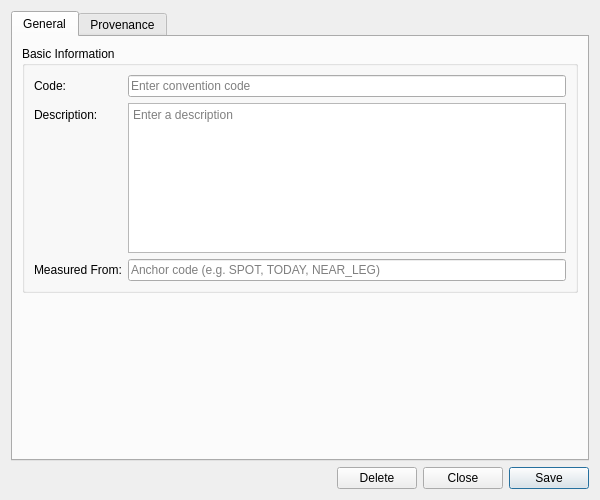
Above: projects/ores.qt/marketdata/ui/TenorConventionDetailDialog.ui from OreStudio/OreStudio before the change. Below: the same form after it.
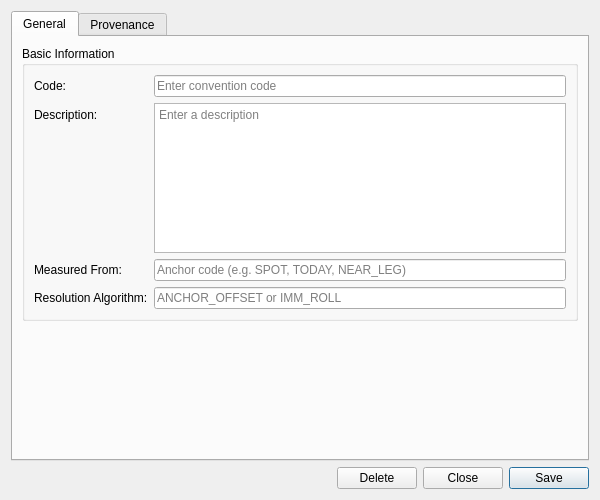
That is the form after the change. Custom widgets are drawn as their Qt base class.

Commit message: [marketdata,codegen,sql] Combined tenor data model: schema, resolver, Foundation seed data

```diff
--- a/projects/ores.qt/marketdata/ui/TenorConventionDetailDialog.ui
+++ b/projects/ores.qt/marketdata/ui/TenorConventionDetailDialog.ui
@@ -95,6 +95,20 @@
             </property>
            </widget>
           </item>
+          <item row="3" column="0">
+           <widget class="QLabel" name="labelResolutionAlgorithm">
+            <property name="text">
+             <string>Resolution Algorithm:</string>
+            </property>
+           </widget>
+          </item>
+          <item row="3" column="1">
+           <widget class="QLineEdit" name="resolutionAlgorithmEdit">
+            <property name="placeholderText">
+             <string>ANCHOR_OFFSET or IMM_ROLL</string>
+            </property>
+           </widget>
+          </item>
          </layout>
         </widget>
        </item>
```
The commit also changes 33 other files.
